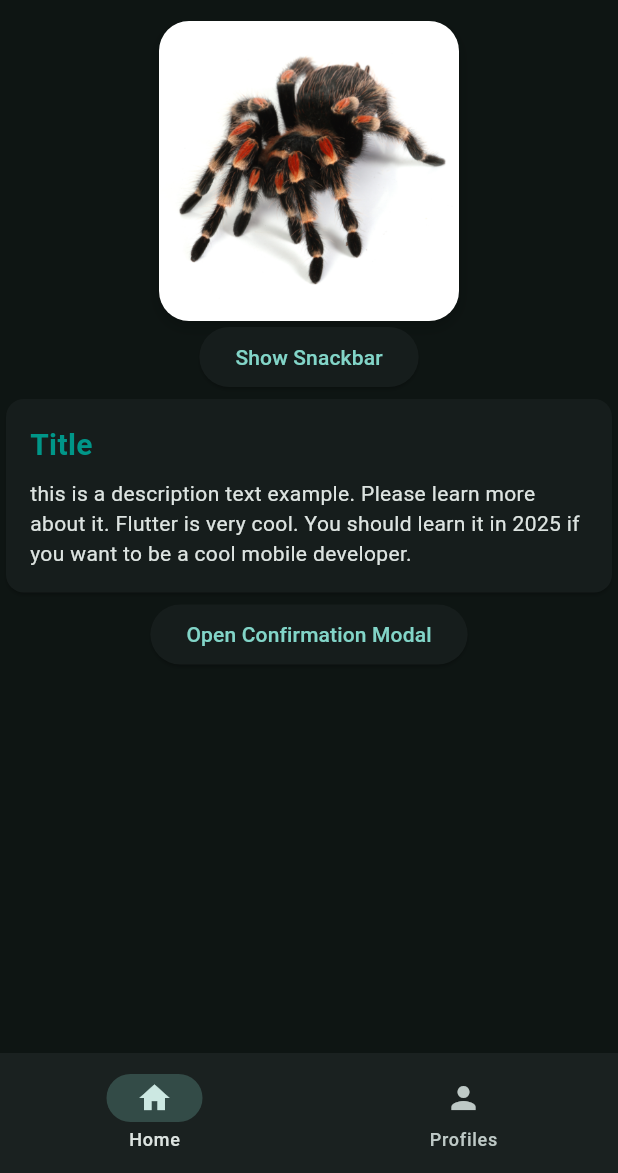
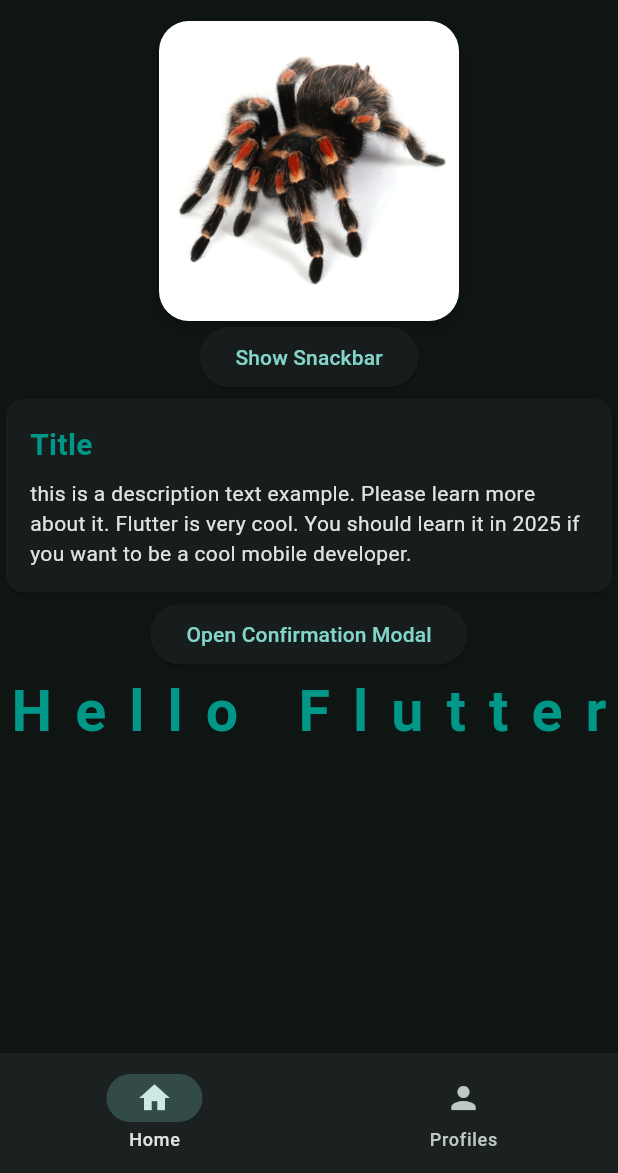
Before and after one commit to purnadi-winarno/flutter_kickstart, a Flutter app: the screen it shows after launch, on a phone screen of 412 x 824 dp, the part 63-1236 px from its top. Run offline on Flutter 3.47's test engine with Material 3 defaults, Android fonts, the phone set to English and light mode, and no system bars.

Commit message:
fitted box

```diff
--- a/lib/views/pages/home_page.dart
+++ b/lib/views/pages/home_page.dart
@@ -86,6 +86,18 @@ class HomePage extends StatelessWidget {
               onPressed: onShowConfirmationModal,
               child: Text("Open Confirmation Modal"),
             ),
+            FittedBox(
+              //make text or it's child fit in screen
+              child: Text(
+                "Hello Flutter",
+                style: TextStyle(
+                  fontSize: 50,
+                  fontWeight: FontWeight.bold,
+                  color: Colors.teal,
+                  letterSpacing: 20,
+                ),
+              ),
+            ),
           ],
         ),
       ),
```
